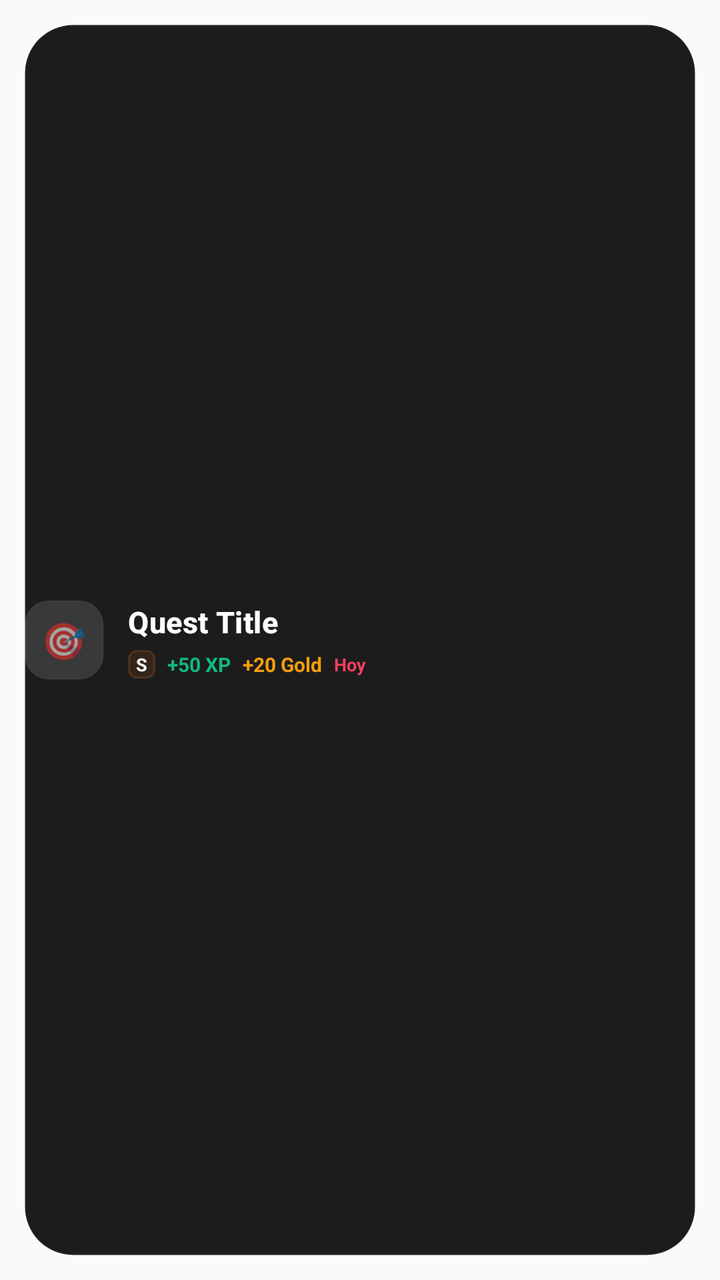
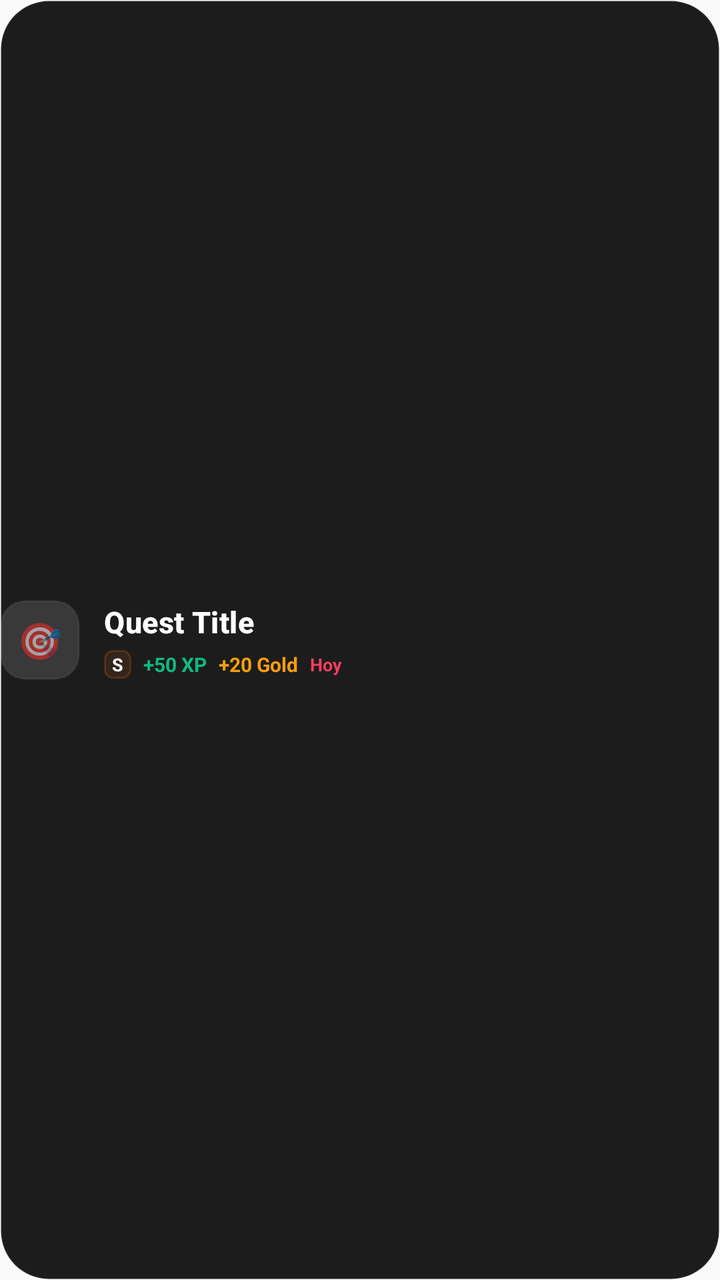

An Android layout rendered at two revisions. The XML below is the earlier revision; the diff shows what the commit changed to produce the second picture.
<!-- AndroidManifest.xml: application theme AppTheme -->
<!-- res/layout/widget_task_item.xml -->
<?xml version="1.0" encoding="utf-8"?>
<LinearLayout xmlns:android="http://schemas.android.com/apk/res/android"
    android:id="@+id/task_item_root_wrapper"
    android:layout_width="match_parent"
    android:layout_height="wrap_content"
    android:orientation="vertical">

    <RelativeLayout
        android:id="@+id/task_item_root"
        android:layout_width="match_parent"
        android:layout_height="wrap_content"
        android:paddingStart="12dp"
        android:paddingEnd="12dp"
        android:paddingTop="12dp"
        android:paddingBottom="12dp"
        android:clickable="true"
        android:focusable="true">

        
        <ImageView
            android:id="@+id/task_card_background"
            android:layout_width="match_parent"
            android:layout_height="match_parent"
            android:scaleType="fitXY"
            android:src="@drawable/widget_habit_item_bg" />

        
        <ImageView
            android:id="@+id/task_glow_background"
            android:layout_width="match_parent"
            android:layout_height="match_parent"
            android:scaleType="fitXY" />

        
        <FrameLayout
            android:id="@+id/task_complete_btn"
            android:layout_width="40dp"
            android:layout_height="40dp"
            android:layout_alignParentStart="true"
            android:layout_centerVertical="true"
            android:background="@drawable/widget_icon_container_bg">

            <ImageView
                android:id="@+id/task_check_circle"
                android:layout_width="match_parent"
                android:layout_height="match_parent"
                android:scaleType="fitXY" />

            <TextView
                android:id="@+id/task_check_icon"
                android:layout_width="wrap_content"
                android:layout_height="wrap_content"
                android:layout_gravity="center"
                android:text="✓"
                android:textColor="#FFFFFF"
                android:textSize="22sp"
                android:textStyle="bold"
                android:visibility="gone" />
                
            <TextView
                android:id="@+id/task_type_icon"
                android:layout_width="wrap_content"
                android:layout_height="wrap_content"
                android:layout_gravity="center"
                android:text="🎯"
                android:textSize="18sp" />
        </FrameLayout>

        
        <LinearLayout
            android:layout_width="match_parent"
            android:layout_height="wrap_content"
            android:layout_toEndOf="@id/task_complete_btn"
            android:layout_centerVertical="true"
            android:orientation="vertical"
            android:paddingStart="12dp">

            <TextView
                android:id="@+id/task_title"
                android:layout_width="match_parent"
                android:layout_height="wrap_content"
                android:textColor="#FFFFFF"
                android:textSize="15sp"
                android:textStyle="bold"
                android:fontFamily="sans-serif-medium"
                android:letterSpacing="0.01"
                android:maxLines="2"
                android:ellipsize="end"
                android:text="Quest Title" />

            
            <LinearLayout
                android:layout_width="match_parent"
                android:layout_height="wrap_content"
                android:orientation="horizontal"
                android:gravity="center_vertical"
                android:layout_marginTop="4dp">

                
                <TextView
                    android:id="@+id/task_difficulty"
                    android:layout_width="wrap_content"
                    android:layout_height="wrap_content"
                    android:background="@drawable/widget_streak_badge_bg"
                    android:textColor="#FFFFFF"
                    android:textSize="9sp"
                    android:textStyle="bold"
                    android:paddingStart="4dp"
                    android:paddingEnd="4dp"
                    android:paddingTop="1dp"
                    android:paddingBottom="1dp"
                    android:layout_marginEnd="6dp"
                    android:text="S" />

                
                <TextView
                    android:id="@+id/task_xp"
                    android:layout_width="wrap_content"
                    android:layout_height="wrap_content"
                    android:textColor="#10b981"
                    android:textSize="10sp"
                    android:textStyle="bold"
                    android:layout_marginEnd="6dp"
                    android:text="+50 XP" />

                
                <TextView
                    android:id="@+id/task_gold"
                    android:layout_width="wrap_content"
                    android:layout_height="wrap_content"
                    android:textColor="#f59e0b"
                    android:textSize="10sp"
                    android:textStyle="bold"
                    android:layout_marginEnd="6dp"
                    android:text="+20 Gold" />
                    
                
                <TextView
                    android:id="@+id/task_deadline"
                    android:layout_width="wrap_content"
                    android:layout_height="wrap_content"
                    android:textColor="#f43f5e"
                    android:textSize="9sp"
                    android:textStyle="bold"
                    android:text="Hoy" />
            </LinearLayout>

        </LinearLayout>
    </RelativeLayout>
</LinearLayout>
<!-- resources referenced by this layout -->
<resources>
  <!-- drawable widget_habit_item_bg (drawable) -->
  <?xml version="1.0" encoding="utf-8"?>
  <shape xmlns:android="http://schemas.android.com/apk/res/android"
      android:shape="rectangle">
      <solid android:color="#E6050505" />
      <corners android:radius="24dp" />
      <stroke
          android:width="1dp"
          android:color="#0DFFFFFF" />
  </shape>
  <!-- drawable widget_icon_container_bg (drawable) -->
  <?xml version="1.0" encoding="utf-8"?>
  <shape xmlns:android="http://schemas.android.com/apk/res/android"
      android:shape="rectangle">
      <solid android:color="#20FFFFFF" />
      <corners android:radius="12dp" />
      <stroke
          android:width="1dp"
          android:color="#0DFFFFFF" />
  </shape>
  <!-- drawable widget_streak_badge_bg (drawable) -->
  <?xml version="1.0" encoding="utf-8"?>
  <shape xmlns:android="http://schemas.android.com/apk/res/android"
      android:shape="rectangle">
      <solid android:color="#1Af97316" />
      <corners android:radius="4dp" />
      <stroke
          android:width="1dp"
          android:color="#33f97316" />
  </shape>
  <style name="AppTheme" parent="Theme.AppCompat.Light.DarkActionBar">
          
          <item name="colorPrimary">@color/colorPrimary</item>
          <item name="colorPrimaryDark">@color/colorPrimaryDark</item>
          <item name="colorAccent">@color/colorAccent</item>
      </style>
</resources>

<!-- the commit's change to res/layout/widget_task_item.xml (unified diff, before → after) -->
@@ -9,10 +9,6 @@
         android:id="@+id/task_item_root"
         android:layout_width="match_parent"
         android:layout_height="wrap_content"
-        android:paddingStart="12dp"
-        android:paddingEnd="12dp"
-        android:paddingTop="12dp"
-        android:paddingBottom="12dp"
         android:clickable="true"
         android:focusable="true">
 
@@ -31,120 +27,129 @@
             android:layout_height="match_parent"
             android:scaleType="fitXY" />
 
-        
-        <FrameLayout
-            android:id="@+id/task_complete_btn"
-            android:layout_width="40dp"
-            android:layout_height="40dp"
-            android:layout_alignParentStart="true"
-            android:layout_centerVertical="true"
-            android:background="@drawable/widget_icon_container_bg">
-
-            <ImageView
-                android:id="@+id/task_check_circle"
-                android:layout_width="match_parent"
-                android:layout_height="match_parent"
-                android:scaleType="fitXY" />
-
-            <TextView
-                android:id="@+id/task_check_icon"
-                android:layout_width="wrap_content"
-                android:layout_height="wrap_content"
-                android:layout_gravity="center"
-                android:text="✓"
-                android:textColor="#FFFFFF"
-                android:textSize="22sp"
-                android:textStyle="bold"
-                android:visibility="gone" />
-                
-            <TextView
-                android:id="@+id/task_type_icon"
-                android:layout_width="wrap_content"
-                android:layout_height="wrap_content"
-                android:layout_gravity="center"
-                android:text="🎯"
-                android:textSize="18sp" />
-        </FrameLayout>
-
-        
-        <LinearLayout
+        <RelativeLayout
+            android:id="@+id/task_content_container"
             android:layout_width="match_parent"
             android:layout_height="wrap_content"
-            android:layout_toEndOf="@id/task_complete_btn"
-            android:layout_centerVertical="true"
-            android:orientation="vertical"
-            android:paddingStart="12dp">
+            android:layout_centerVertical="true">
 
-            <TextView
-                android:id="@+id/task_title"
-                android:layout_width="match_parent"
-                android:layout_height="wrap_content"
-                android:textColor="#FFFFFF"
-                android:textSize="15sp"
-                android:textStyle="bold"
-                android:fontFamily="sans-serif-medium"
-                android:letterSpacing="0.01"
-                android:maxLines="2"
-                android:ellipsize="end"
-                android:text="Quest Title" />
+            
+            <FrameLayout
+                android:id="@+id/task_complete_btn"
+                android:layout_width="40dp"
+                android:layout_height="40dp"
+                android:layout_alignParentStart="true"
+                android:layout_centerVertical="true"
+                android:background="@drawable/widget_icon_container_bg">
+
+                <ImageView
+                    android:id="@+id/task_check_circle"
+                    android:layout_width="match_parent"
+                    android:layout_height="match_parent"
+                    android:scaleType="fitXY" />
+
+                <TextView
+                    android:id="@+id/task_check_icon"
+                    android:layout_width="wrap_content"
+                    android:layout_height="wrap_content"
+                    android:layout_gravity="center"
+                    android:text="✓"
+                    android:textColor="#FFFFFF"
+                    android:textSize="22sp"
+                    android:textStyle="bold"
+                    android:visibility="gone" />
+                    
+                <TextView
+                    android:id="@+id/task_type_icon"
+                    android:layout_width="wrap_content"
+                    android:layout_height="wrap_content"
+                    android:layout_gravity="center"
+                    android:text="🎯"
+                    android:textSize="18sp" />
+            </FrameLayout>
 
             
             <LinearLayout
                 android:layout_width="match_parent"
                 android:layout_height="wrap_content"
-                android:orientation="horizontal"
-                android:gravity="center_vertical"
-                android:layout_marginTop="4dp">
+                android:layout_toEndOf="@id/task_complete_btn"
+                android:layout_centerVertical="true"
+                android:orientation="vertical"
+                android:paddingStart="12dp">
+
+                <TextView
+                    android:id="@+id/task_title"
+                    android:layout_width="match_parent"
+                    android:layout_height="wrap_content"
+                    android:textColor="#FFFFFF"
+                    android:textSize="15sp"
+                    android:textStyle="bold"
+                    android:fontFamily="sans-serif-medium"
+                    android:letterSpacing="0.01"
+                    android:maxLines="2"
+                    android:ellipsize="end"
+                    android:text="Quest Title" />
 
                 
-                <TextView
-                    android:id="@+id/task_difficulty"
-                    android:layout_width="wrap_content"
+                <LinearLayout
+                    android:layout_width="match_parent"
                     android:layout_height="wrap_content"
-                    android:background="@drawable/widget_streak_badge_bg"
-                    android:textColor="#FFFFFF"
-                    android:textSize="9sp"
-                    android:textStyle="bold"
-                    android:paddingStart="4dp"
-                    android:paddingEnd="4dp"
-                    android:paddingTop="1dp"
-                    android:paddingBottom="1dp"
-                    android:layout_marginEnd="6dp"
-                    android:text="S" />
+                    android:orientation="horizontal"
+                    android:gravity="center_vertical"
+                    android:layout_marginTop="4dp">
 
-                
-                <TextView
-                    android:id="@+id/task_xp"
-                    android:layout_width="wrap_content"
-                    android:layout_height="wrap_content"
-                    android:textColor="#10b981"
-                    android:textSize="10sp"
-                    android:textStyle="bold"
-                    android:layout_marginEnd="6dp"
-                    android:text="+50 XP" />
+                    
+                    <TextView
+                        android:id="@+id/task_difficulty"
+                        android:layout_width="wrap_content"
+                        android:layout_height="wrap_content"
+                        android:background="@drawable/widget_streak_badge_bg"
+                        android:textColor="#FFFFFF"
+                        android:textSize="9sp"
+                        android:textStyle="bold"
+                        android:paddingStart="4dp"
+                        android:paddingEnd="4dp"
+                        android:paddingTop="1dp"
+                        android:paddingBottom="1dp"
+                        android:layout_marginEnd="6dp"
+                        android:text="S" />
 
-                
-                <TextView
-                    android:id="@+id/task_gold"
-                    android:layout_width="wrap_content"
-                    android:layout_height="wrap_content"
-                    android:textColor="#f59e0b"
-                    android:textSize="10sp"
-                    android:textStyle="bold"
-                    android:layout_marginEnd="6dp"
-                    android:text="+20 Gold" />
                     
-                
-                <TextView
-                    android:id="@+id/task_deadline"
-                    android:layout_width="wrap_content"
-                    android:layout_height="wrap_content"
-                    android:textColor="#f43f5e"
-                    android:textSize="9sp"
-                    android:textStyle="bold"
-                    android:text="Hoy" />
+                    <TextView
+                        android:id="@+id/task_xp"
+                        android:layout_width="wrap_content"
+                        android:layout_height="wrap_content"
+                        android:textColor="#10b981"
+                        android:textSize="10sp"
+                        android:textStyle="bold"
+                        android:layout_marginEnd="6dp"
+                        android:text="+50 XP" />
+
+                    
+                    <TextView
+                        android:id="@+id/task_gold"
+                        android:layout_width="wrap_content"
+                        android:layout_height="wrap_content"
+                        android:textColor="#f59e0b"
+                        android:textSize="10sp"
+                        android:textStyle="bold"
+                        android:layout_marginEnd="6dp"
+                        android:text="+20 Gold" />
+                        
+                    
+                    <TextView
+                        android:id="@+id/task_deadline"
+                        android:layout_width="wrap_content"
+                        android:layout_height="wrap_content"
+                        android:textColor="#f43f5e"
+                        android:textSize="9sp"
+                        android:textStyle="bold"
+                        android:text="Hoy" />
+                </LinearLayout>
+
             </LinearLayout>
 
-        </LinearLayout>
+        </RelativeLayout>
+
     </RelativeLayout>
 </LinearLayout>
